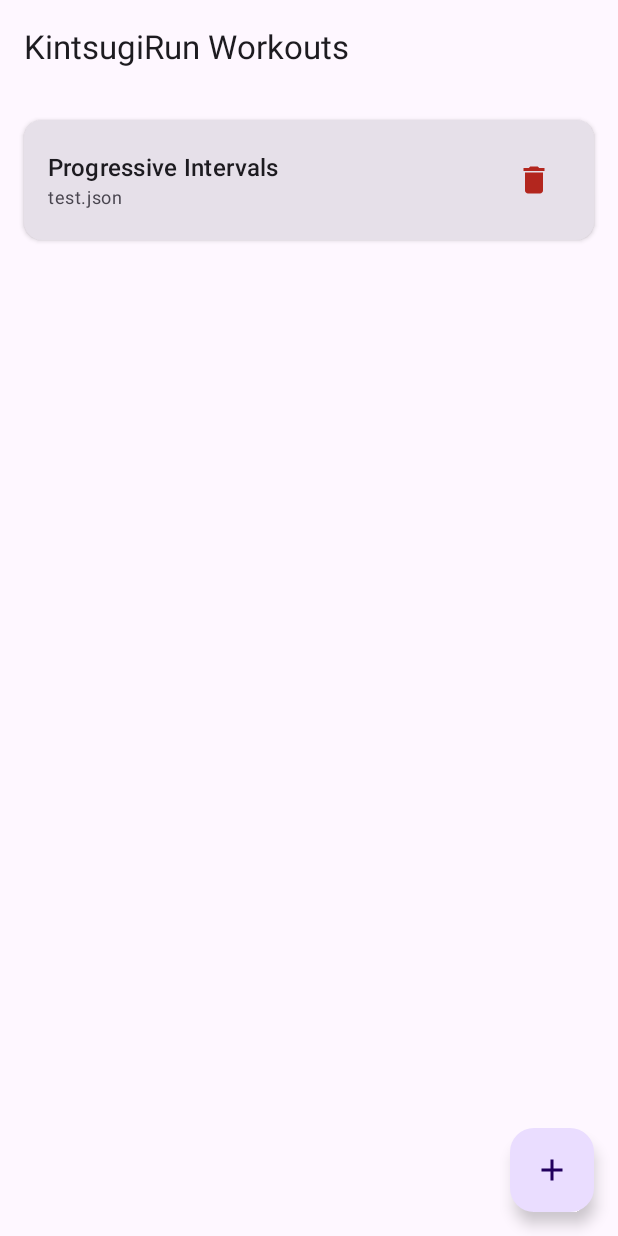
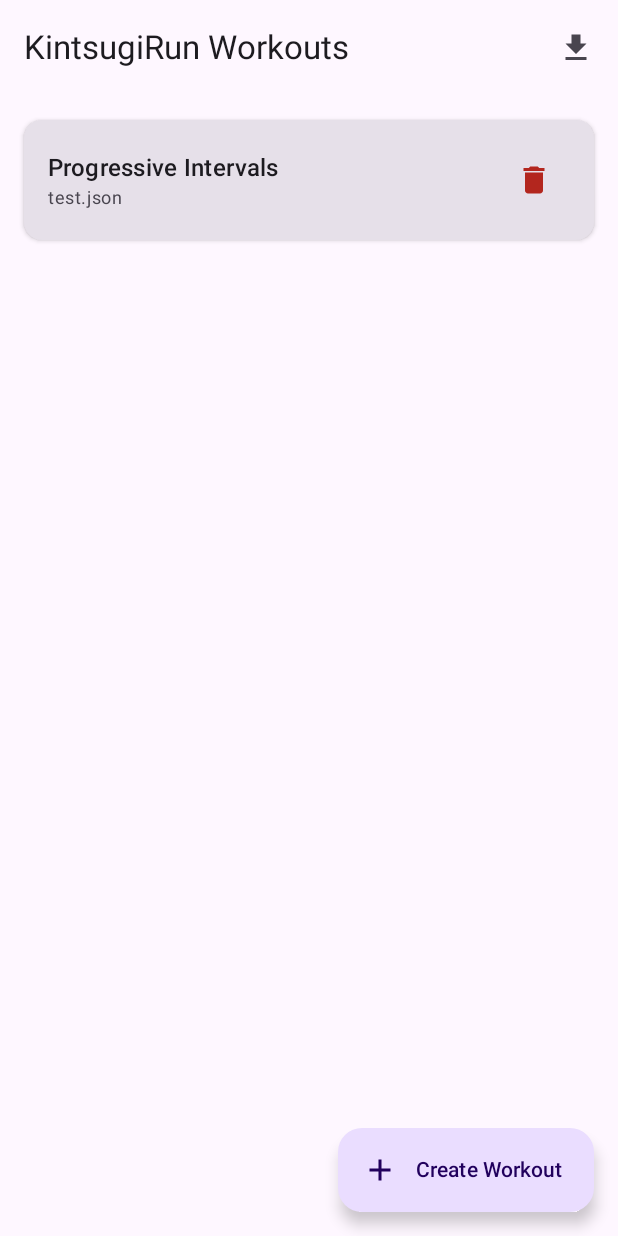
Before and after one commit to fbagagli/running_timer, an Android app built with Jetpack Compose: the HomeScreen screen opened through its navigation route, on a phone screen of 412 x 824 dp. Run offline under Robolectric (Android 15) with nearby library versions, the phone set to English and light mode, and no system bars.

Commit message:
feat: integrate WorkoutEditor into navigation flow
- Added a new `workout_editor` route to `KintsugiRunApp` with an optional `fileName` parameter.
- Updated `HomeScreen` to include an "Create Workout" FAB, moving the "Import JSON" action to the TopAppBar.
- Updated `WorkoutReviewScreen` to include an "Edit Workout" action in the TopAppBar.
- Resolved navigation argument nullability and wired up the correct `WorkoutEditorViewModel` factory.

Co-authored-by: fbagagli <12300630+fbagagli@users.noreply.github.com>

```diff
--- a/app/src/main/java/com/kintsugirun/HomeScreen.kt
+++ b/app/src/main/java/com/kintsugirun/HomeScreen.kt
@@ -10,6 +10,7 @@ import androidx.compose.foundation.lazy.items
 import androidx.compose.material.icons.Icons
 import androidx.compose.material.icons.filled.Add
 import androidx.compose.material.icons.filled.Delete
+import androidx.compose.material.icons.filled.Download
 import androidx.compose.material3.*
 import androidx.compose.runtime.*
 import androidx.compose.ui.Alignment
@@ -20,7 +21,8 @@ import androidx.compose.ui.unit.dp
 @Composable
 fun HomeScreen(
     viewModel: HomeViewModel,
-    onNavigateToWorkout: (String) -> Unit
+    onNavigateToWorkout: (String) -> Unit,
+    onCreateWorkout: () -> Unit
 ) {
     val workouts by viewModel.workouts.collectAsState()
 
@@ -33,13 +35,20 @@ fun HomeScreen(
     Scaffold(
         topBar = {
             TopAppBar(
-                title = { Text("KintsugiRun Workouts") }
+                title = { Text("KintsugiRun Workouts") },
+                actions = {
+                    IconButton(onClick = { launcher.launch("application/json") }) {
+                        Icon(Icons.Filled.Download, contentDescription = "Import Workout")
+                    }
+                }
             )
         },
         floatingActionButton = {
-            FloatingActionButton(onClick = { launcher.launch("application/json") }) {
-                Icon(Icons.Filled.Add, contentDescription = "Import Workout")
-            }
+            ExtendedFloatingActionButton(
+                onClick = onCreateWorkout,
+                icon = { Icon(Icons.Filled.Add, contentDescription = "Create Workout") },
+                text = { Text("Create Workout") }
+            )
         }
     ) { paddingValues ->
         if (workouts.isEmpty()) {
--- a/app/src/main/java/com/kintsugirun/KintsugiRunApp.kt
+++ b/app/src/main/java/com/kintsugirun/KintsugiRunApp.kt
@@ -6,9 +6,11 @@ import androidx.compose.ui.platform.LocalContext
 import androidx.lifecycle.ViewModel
 import androidx.lifecycle.ViewModelProvider
 import androidx.lifecycle.viewmodel.compose.viewModel
+import androidx.navigation.NavType
 import androidx.navigation.compose.NavHost
 import androidx.navigation.compose.composable
 import androidx.navigation.compose.rememberNavController
+import androidx.navigation.navArgument
 
 @Composable
 fun KintsugiRunApp() {
@@ -30,6 +32,12 @@ fun KintsugiRunApp() {
                 modelClass.isAssignableFrom(WorkoutReviewViewModel::class.java) -> {
                     WorkoutReviewViewModel(repository) as T
                 }
+                modelClass.isAssignableFrom(WorkoutEditorViewModel::class.java) -> {
+                    // This is a bit tricky since WorkoutEditorViewModel needs a fileName.
+                    // However, we can use the WorkoutEditorViewModel.Factory directly in the route
+                    // instead of relying on this global factory. Or we can just throw if it's accessed here.
+                    throw IllegalArgumentException("WorkoutEditorViewModel should use its own factory")
+                }
                 else -> throw IllegalArgumentException("Unknown ViewModel class: ${modelClass.name}")
             }
         }
@@ -42,6 +50,9 @@ fun KintsugiRunApp() {
                 viewModel = homeViewModel,
                 onNavigateToWorkout = { fileName ->
                     navController.navigate("workout_review/$fileName")
+                },
+                onCreateWorkout = {
+                    navController.navigate("workout_editor")
                 }
             )
         }
@@ -59,7 +70,28 @@ fun KintsugiRunApp() {
                 },
                 onNavigateBack = {
                     navController.popBackStack()
+                },
+                onEditWorkout = {
+                    navController.navigate("workout_editor?fileName=$fileName")
                 }
+            )
+        }
+        composable(
+            route = "workout_editor?fileName={fileName}",
+            arguments = listOf(navArgument("fileName") {
+                type = NavType.StringType
+                nullable = true
+                defaultValue = null
+            })
+        ) { backStackEntry ->
+            val fileName = backStackEntry.arguments?.getString("fileName")
+            val repository = WorkoutRepository(context.applicationContext)
+            val editorFactory = WorkoutEditorViewModel.Factory(repository, fileName)
+            val workoutEditorViewModel: WorkoutEditorViewModel = viewModel(factory = editorFactory)
+
+            WorkoutEditorScreen(
+                viewModel = workoutEditorViewModel,
+                navController = navController
             )
         }
         composable("active_workout/{fileName}") { backStackEntry ->
```
Also changed, not shown: app/src/main/java/com/kintsugirun/WorkoutReviewScreen.kt (+11 -1 lines).
